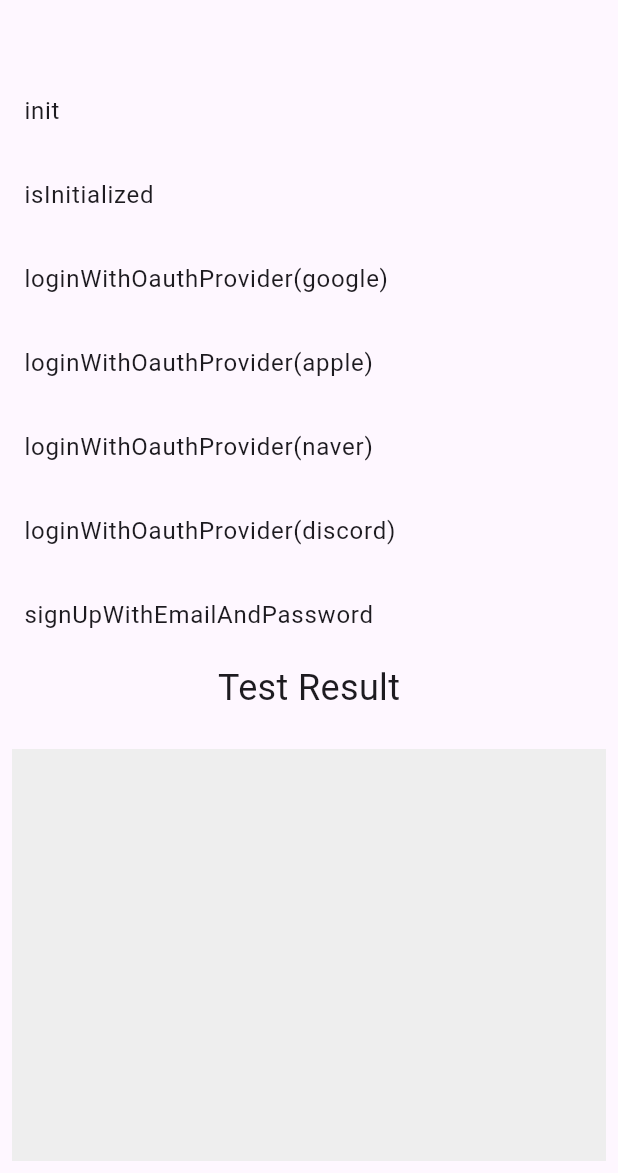
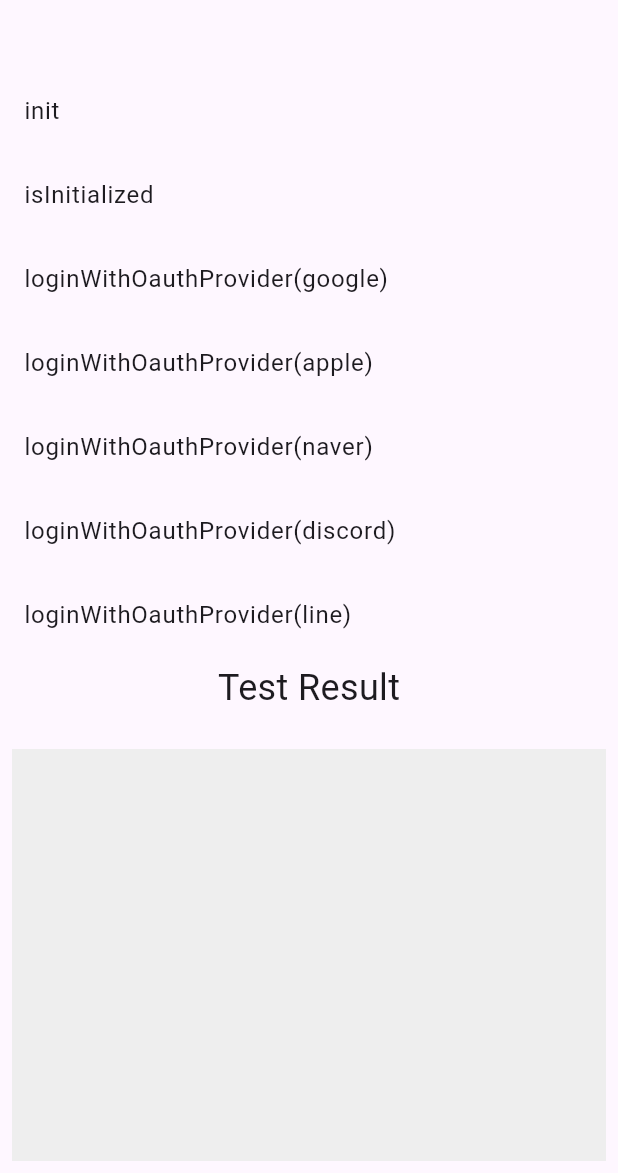
Before and after one commit to WepinWallet/wepin-flutter-sdk-v1, a Flutter app: the screen it shows after launch, on a phone screen of 412 x 824 dp, the part 63-1236 px from its top. Run offline on Flutter 3.47's test engine with Material 3 defaults, Android fonts, the phone set to English and light mode, and no system bars; our stand-ins replace convert, permission_handler, plugin_platform_interface; missing offline and left inert: ecdsa, elliptic, flutter_bcrypt, wepin_flutter_common, wepin_flutter_modal, wepin_flutter_network and 1 more; accounts and stored records are empty.

Commit message:
Deploying wepin_flutter_login_lib - 0.0.7 to public repo

```diff
--- a/plugins/wepin_flutter_login_lib/example/lib/main.dart
+++ b/plugins/wepin_flutter_login_lib/example/lib/main.dart
@@ -18,13 +18,6 @@ class MyApp extends StatefulWidget {
 
 class _MyAppState extends State<MyApp> {
   bool _isBusy = false;
-  // String wepinAppId = 'wepinAppId';
-  // String wepinAppKey = Platform.isIOS? 'wepinAppKey_ios' : 'wepinAppKey_android';
-  // String privateKey = 'privateKey';
-  // String googleClientId = 'googleClientId';
-  // String appleClientId = 'appleClientId';
-  // String naverClientId = 'naverClientId';
-  // String discordClientId = 'discordClientId';
   WepinLogin? wepinLogin;
   LoginResult? loginResult;
   String testIdToken = 'idToken';
@@ -36,6 +29,8 @@ class _MyAppState extends State<MyApp> {
     'loginWithOauthProvider(apple)',
     'loginWithOauthProvider(naver)',
     'loginWithOauthProvider(discord)',
+    'loginWithOauthProvider(line)',
+    'loginWithOauthProvider(facebook)',
     'signUpWithEmailAndPassword',
     'loginWithEmailAndPassword',
     'loginWithIdToken',
@@ -47,10 +42,14 @@ class _MyAppState extends State<MyApp> {
     'loginFirebaseWithOauthProvider(apple)',
     'loginFirebaseWithOauthProvider(naver)',
     'loginFirebaseWithOauthProvider(discord)',
+    'loginFirebaseWithOauthProvider(line)',
+    'loginFirebaseWithOauthProvider(facebook)',
     'loginWepinWithOauthProvider(google)',
     'loginWepinWithOauthProvider(apple)',
     'loginWepinWithOauthProvider(naver)',
     'loginWepinWithOauthProvider(discord)',
+    'loginWepinWithOauthProvider(line)',
+    'loginWepinWithOauthProvider(facebook)',
     'loginWepinWithIdToken',
     'loginWepinWithAccessToken',
     'loginWepinWithEmailAndPassword',
@@ -96,6 +95,8 @@ class _MyAppState extends State<MyApp> {
       'loginWithOauthProvider(apple)': () async => loginOauthProvider('apple', appleClientId),
       'loginWithOauthProvider(naver)': () async => loginOauthProvider('naver', naverClientId),
       'loginWithOauthProvider(discord)': () async => loginOauthProvider('discord', discordClientId),
+      'loginWithOauthProvider(line)': () async => loginOauthProvider('line', lineClientId),
+      'loginWithOauthProvider(facebook)': () async => loginOauthProvider('facebook', facebookClientId),
       'signUpWithEmailAndPassword': () async => await loginAndSetLoginResult(() async => wepinLogin?.singUpWithEmailAndPassword(email: 'dfcf1d28a921@drmail.in', password: r'abc1234!')),
       'loginWithEmailAndPassword': () async => await loginAndSetLoginResult(() async => await wepinLogin?.loginWithEmailAndPassword(email: 'dfcf1d28a921@drmail.in', password: r'abc1234!')),
       'loginWithIdToken': () async => loginAndSetLoginResult(() async => await wepinLogin?.loginWithIdToken(idToken: '', sign: wepinLogin!.getSignForLogin(privateKey: privateKey, message: ''))),
@@ -108,10 +109,14 @@ class _MyAppState extends State<MyApp> {
       'loginFirebaseWithOauthProvider(apple)': () async => loginFirebaseOauthProvider('apple', appleClientId),
       'loginFirebaseWithOauthProvider(naver)': () async => loginFirebaseOauthProvider('naver', naverClientId),
       'loginFirebaseWithOauthProvider(discord)': () async => loginFirebaseOauthProvider('discord', discordClientId),
+      'loginFirebaseWithOauthProvider(line)': () async => loginFirebaseOauthProvider('line', lineClientId),
+      'loginFirebaseWithOauthProvider(facebook)': () async => loginFirebaseOauthProvider('facebook', facebookClientId),
       'loginWepinWithOauthProvider(google)': () async => await wepinLogin!.loginWepinWithOauthProvider(provider: 'google', clientId: googleClientId),
       'loginWepinWithOauthProvider(apple)': () async => await wepinLogin!.loginWepinWithOauthProvider(provider: 'apple', clientId: appleClientId),
       'loginWepinWithOauthProvider(naver)': () async => await wepinLogin!.loginWepinWithOauthProvider(provider: 'naver', clientId: naverClientId),
       'loginWepinWithOauthProvider(discord)': () async => await wepinLogin!.loginWepinWithOauthProvider(provider: 'discord', clientId: discordClientId),
+      'loginWepinWithOauthProvider(line)': () async => await wepinLogin!.loginWepinWithOauthProvider(provider: 'line', clientId: lineClientId),
+      'loginWepinWithOauthProvider(facebook)': () async => await wepinLogin!.loginWepinWithOauthProvider(provider: 'facebook', clientId: facebookClientId),
       'loginWepinWithEmailAndPassword': () async => await  wepinLogin?.loginWepinWithEmailAndPassword(email: 'dfcf1d28a921@drmail.in', password: r'abc1234!'),
       'loginWepinWithIdToken': () async => await wepinLogin?.loginWepinWithIdToken(idToken: ''),
       'loginWepinWithAccessToken': () async =>  await wepinLogin?.loginWepinWithAccessToken(accessToken: '', provider: 'naver'),
--- a/plugins/wepin_flutter_login_lib/example/lib/value/sdk_app_info.dart
+++ b/plugins/wepin_flutter_login_lib/example/lib/value/sdk_app_info.dart
@@ -7,3 +7,5 @@ String googleClientId = 'googleClientId';
 String appleClientId = 'appleClientId';
 String naverClientId = 'naverClientId';
 String discordClientId = 'discordClientId';
+String lineClientId = 'lineClientId';
+String facebookClientId = 'facebookClientId';
--- a/plugins/wepin_flutter_login_lib/example/pubspec.yaml
+++ b/plugins/wepin_flutter_login_lib/example/pubspec.yaml
@@ -18,13 +18,13 @@ dependencies:
   flutter:
     sdk: flutter
 
-  wepin_flutter_login_lib:
+  wepin_flutter_login_lib: ^0.0.7
     # When depending on this package from a real application you should use:
     #   wepin_flutter_login_lib: ^x.y.z
     # See https://dart.dev/tools/pub/dependencies#version-constraints
     # The example app is bundled with the plugin so we use a path dependency on
     # the parent directory to use the current plugin's version.
-    path: ../
+#    path: ../
 
   # The following adds the Cupertino Icons font to your application.
   # Use with the CupertinoIcons class for iOS style icons.
--- a/plugins/wepin_flutter_login_lib/lib/const/app_auth_url.dart
+++ b/plugins/wepin_flutter_login_lib/lib/const/app_auth_url.dart
@@ -10,6 +10,10 @@ String getAuthorizationEndpoint(String provider) {
       return 'https://discord.com/api/oauth2/authorize';
     case 'naver':
       return 'https://nid.naver.com/oauth2.0/authorize';
+    case 'line':
+      return 'https://access.line.me/oauth2/v2.1/authorize';
+    case 'facebook':
+      return 'https://www.facebook.com/v21.0/dialog/oauth';
     default:
       throw WepinError(WepinErrorCode.invalidLoginProvider);
   }
@@ -25,6 +29,10 @@ String getTokenEndpoint(String provider) {
       return 'https://discord.com/api/oauth2/token';
     case 'naver':
       return 'https://nid.naver.com/oauth2.0/token';
+    case 'line':
+      return 'https://api.line.me/oauth2/v2.1/token';
+    case 'facebook':
+      return 'https://graph.facebook.com/v21.0/oauth/access_token';
     default:
       throw WepinError(WepinErrorCode.invalidLoginProvider);
   }
--- a/plugins/wepin_flutter_login_lib/lib/src/version.dart
+++ b/plugins/wepin_flutter_login_lib/lib/src/version.dart
@@ -1,2 +1,2 @@
 // Generated code. Do not modify.
-const packageVersion = '0.0.6';
+const packageVersion = '0.0.7';
--- a/plugins/wepin_flutter_login_lib/pubspec.yaml
+++ b/plugins/wepin_flutter_login_lib/pubspec.yaml
@@ -1,7 +1,7 @@
 name: wepin_flutter_login_lib
 description: >
   A Flutter plugin for integrating Wepin Login, enabling seamless social and email-based authentication.
-version: 0.0.6
+version: 0.0.7
 homepage: https://www.wepin.io
 repository: https://github.com/WepinWallet/wepin-flutter-sdk-v1
 
@@ -21,8 +21,8 @@ dependencies:
   convert: ^3.0.1
   flutter_bcrypt: ^1.0.0
   wepin_flutter_common: ^0.0.6
-  wepin_flutter_storage: ^0.0.4
-  wepin_flutter_network: ^0.0.5
+  wepin_flutter_storage: ^0.0.5
+  wepin_flutter_network: ^0.0.6
   ecdsa: ^0.1.0
   elliptic: ^0.3.10
 
```
Also changed, not shown: plugins/wepin_flutter_login_lib/lib/wepin_flutter_login_lib.dart (+9 -2 lines), 10 other files.
